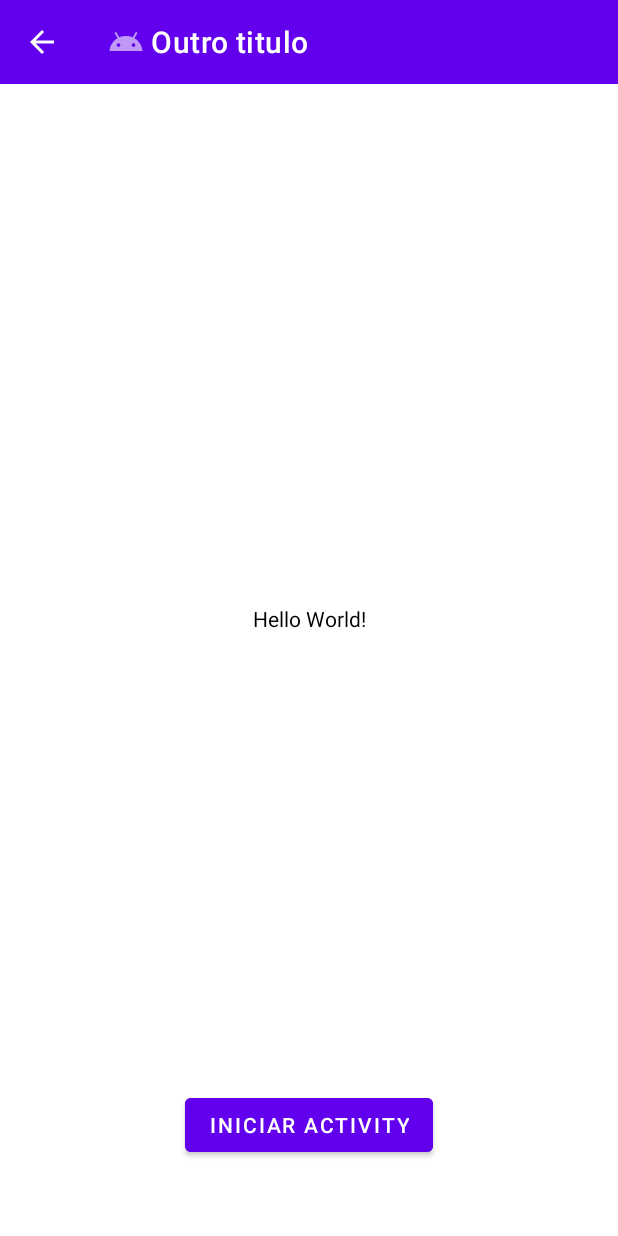
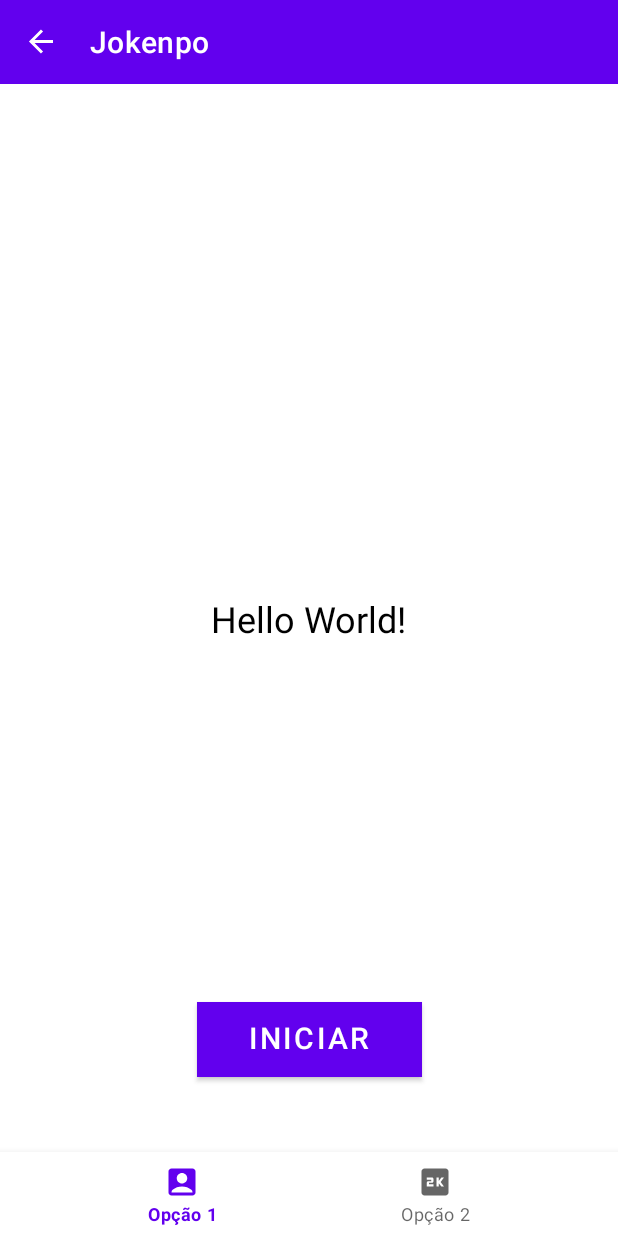
Before and after one commit to Jusouza/JokenpoModule11, an Android app: the screen it shows after launch (MainActivity), on a phone screen of 412 x 824 dp. Run offline under Robolectric (Android 15) with nearby library versions, the phone set to English and light mode, and no system bars; our stand-ins replace navigation-ui.

Commit message:
Parte 1 - refactoring code to use fragment and navigations

```diff
--- /dev/null
+++ b/app/src/main/java/com/example/jokenpo_module11/HomeFragment.kt
@@ -0,0 +1,28 @@
+package com.example.jokenpo_module11
+
+import android.os.Bundle
+import android.view.LayoutInflater
+import android.view.View
+import android.view.ViewGroup
+import androidx.fragment.app.Fragment
+import androidx.navigation.fragment.findNavController
+import com.example.jokenpo_module11.databinding.FragmentHomeBinding
+
+class HomeFragment : Fragment() {
+
+    override fun onCreateView(
+        inflater: LayoutInflater,
+        container: ViewGroup?,
+        savedInstanceState: Bundle?
+    ): View? {
+        val binding = FragmentHomeBinding.inflate(inflater, container, false)
+
+       binding.btnStartActivity.setOnClickListener {
+            val action = HomeFragmentDirections.actionHomeFragmentToGameNav2()
+           findNavController().navigate(action)
+        }
+
+        return binding.root
+    }
+
+}
--- a/app/src/main/java/com/example/jokenpo_module11/MainActivity.kt
+++ b/app/src/main/java/com/example/jokenpo_module11/MainActivity.kt
@@ -1,41 +1,111 @@
 package com.example.jokenpo_module11
 
-import android.content.Intent
+import androidx.appcompat.app.AppCompatActivity
 import android.os.Bundle
-import androidx.appcompat.app.AppCompatActivity
+import android.view.Menu
+import android.view.MenuItem
+import androidx.core.view.GravityCompat
+import androidx.drawerlayout.widget.DrawerLayout
+import androidx.navigation.NavController
+import androidx.navigation.fragment.NavHostFragment
+import androidx.navigation.ui.AppBarConfiguration
+import androidx.navigation.ui.setupActionBarWithNavController
+import androidx.navigation.ui.setupWithNavController
 import com.example.jokenpo_module11.databinding.ActivityMainBinding
+import com.google.android.material.bottomnavigation.BottomNavigationView
+import com.google.android.material.navigation.NavigationView
+import com.google.android.material.snackbar.Snackbar
 
 class MainActivity : AppCompatActivity() {
+
+    lateinit var drawer: DrawerLayout
+    lateinit var navDrawer: NavigationView
+    lateinit var bottomNav: BottomNavigationView
+    lateinit var navController: NavController
     override fun onCreate(savedInstanceState: Bundle?) {
         super.onCreate(savedInstanceState)
 
         val binding = ActivityMainBinding.inflate(layoutInflater)
-        val toolbar = binding.appBar
+        val toolbar = binding.appBar2
 
         setContentView(binding.root)
         setSupportActionBar(toolbar)
 
-        supportActionBar?.title = " Outro titulo"
-        supportActionBar?.setLogo(R.drawable.ic_logo)
-        supportActionBar?.setDisplayUseLogoEnabled(true)
-        supportActionBar?.setDisplayHomeAsUpEnabled(true)
+        drawer = binding.root
+        navDrawer = binding.navView
+        bottomNav = binding.bottomNav
 
-        val activity2Intent = Intent(this, MainActivity2::class.java)
-        intent.putExtra("name", "Juliana")
-        intent.putExtra("age", 23)
+        val navHostFragment = supportFragmentManager.findFragmentById(R.id.fragmentContainerView) as NavHostFragment
+        navController = navHostFragment.navController
 
-     val sendIntent = Intent()
-        sendIntent.action = Intent.ACTION_SEND
-        sendIntent.putExtra(Intent.EXTRA_TEXT, "Minha mensagem")
-        sendIntent.type = "text/plain"
+        val appBarConfiguration = AppBarConfiguration(setOf(R.id.playerFragment, R.id.resultFragment), drawer)
 
-        binding.btnStartActivity.setOnClickListener {
-            startActivity(activity2Intent)
+        setupActionBarWithNavController(navController, appBarConfiguration)
+
+        navDrawer.setupWithNavController(navController)
+
+        setupBottomNavigation()
+    }
+
+    private fun setupBottomNavigation() {
+        bottomNav.setOnItemSelectedListener { menuItem ->
+            when (menuItem.itemId) {
+                R.id.bottom_option_1 -> {
+                    Snackbar.make(
+                        drawer,
+                        getString(R.string.bottom_nav_title_1),
+                        Snackbar.LENGTH_SHORT
+                    ).show()
+                    true
+                }
+
+                R.id.bottom_option_2 -> {
+                    Snackbar.make(
+                        drawer,
+                        getString(R.string.bottom_nav_title_2),
+                        Snackbar.LENGTH_SHORT
+                    ).show()
+                    true
+                }
+
+                else -> false
+            }
+
         }
     }
-
-  override  fun onSupportNavigateUp(): Boolean {
-        onBackPressed()
+    override fun onSupportNavigateUp(): Boolean {
+        drawer.openDrawer(GravityCompat.START)
         return true
     }
+
+//    override fun onCreateOptionsMenu(menu: Menu?): Boolean {
+//        menuInflater.inflate(R.menu.second_screen_menu, menu)
+//        return true
+//    }
+
+//    override fun onOptionsItemSelected(item: MenuItem): Boolean {
+//        return when (item.itemId) {
+//            R.id.menu_save -> {
+//                Snackbar.make(
+//                    this,
+//                    drawer,
+//                    getString(R.string.menu_save_title),
+//                    Snackbar.LENGTH_SHORT
+//                ).show()
+//                true
+//            }
+//
+//            R.id.menu_settings -> {
+//                Snackbar.make(
+//                    this,
+//                    drawer,
+//                    getString(R.string.menu_settings_title),
+//                    Snackbar.LENGTH_SHORT
+//                ).show()
+//                true
+//            }
+//
+//            else -> false
+//        }
+    //}
 }
--- a/app/src/main/res/layout/activity_main.xml
+++ b/app/src/main/res/layout/activity_main.xml
@@ -1,44 +1,65 @@
 <?xml version="1.0" encoding="utf-8"?>
-<androidx.constraintlayout.widget.ConstraintLayout xmlns:android="http://schemas.android.com/apk/res/android"
+<androidx.drawerlayout.widget.DrawerLayout xmlns:android="http://schemas.android.com/apk/res/android"
     xmlns:app="http://schemas.android.com/apk/res-auto"
     xmlns:tools="http://schemas.android.com/tools"
     android:layout_width="match_parent"
     android:layout_height="match_parent"
+    tools:openDrawer="start"
     android:background="@color/design_default_color_background"
     tools:context=".MainActivity">
 
-    <TextView
-        android:id="@+id/textView"
-        android:layout_width="wrap_content"
-        android:layout_height="wrap_content"
-        android:text="Hello World!"
-        android:textColor="@color/design_default_color_on_secondary"
-        app:layout_constraintBottom_toBottomOf="parent"
+    <androidx.constraintlayout.widget.ConstraintLayout
+        android:layout_width="match_parent"
+        android:layout_height="match_parent"
+        app:layout_constraintBottom_toBottomOf="@+id/navigationView"
         app:layout_constraintEnd_toEndOf="parent"
         app:layout_constraintStart_toStartOf="parent"
-        app:layout_constraintTop_toTopOf="parent" />
-
-    <Button
-        android:id="@+id/btnStartActivity"
-        android:layout_width="wrap_content"
-        android:layout_height="wrap_content"
-        android:layout_marginBottom="50dp"
-        android:backgroundTint="@color/design_default_color_primary"
-        android:text="@string/button_title"
-        app:layout_constraintBottom_toBottomOf="parent"
-        app:layout_constraintEnd_toEndOf="parent"
-        app:layout_constraintStart_toStartOf="parent" />
+        app:layout_constraintTop_toTopOf="@+id/navigationView">
 
         <androidx.appcompat.widget.Toolbar
-        android:id="@+id/appBar"
+            android:id="@+id/appBar2"
             android:layout_width="0dp"
             android:layout_height="wrap_content"
             android:background="@color/design_default_color_primary"
             android:minHeight="?attr/actionBarSize"
             android:theme="?attr/actionBarTheme"
+            app:contentInsetStart="0dp"
+            app:contentInsetStartWithNavigation="0dp"
+            app:layout_constraintEnd_toEndOf="parent"
+            app:layout_constraintHorizontal_bias="0.0"
+            app:layout_constraintStart_toStartOf="parent"
+            app:layout_constraintTop_toTopOf="parent" />
+
+        <androidx.fragment.app.FragmentContainerView
+            android:id="@+id/fragmentContainerView"
+            android:name="androidx.navigation.fragment.NavHostFragment"
+            android:layout_width="match_parent"
+            android:layout_height="0dp"
+            app:defaultNavHost="true"
+            app:layout_constraintBottom_toTopOf="@+id/bottomNav"
             app:layout_constraintEnd_toEndOf="parent"
             app:layout_constraintStart_toStartOf="parent"
-        app:layout_constraintTop_toTopOf="parent"
-        app:title="Minha AppBar" />
+            app:layout_constraintTop_toBottomOf="@+id/appBar2"
+            app:navGraph="@navigation/jokenpo_nav" />
+
+        <com.google.android.material.bottomnavigation.BottomNavigationView
+            android:id="@+id/bottomNav"
+            android:layout_width="match_parent"
+            android:layout_height="56dp"
+            app:layout_constraintBottom_toBottomOf="parent"
+            app:layout_constraintEnd_toEndOf="parent"
+            app:layout_constraintStart_toStartOf="parent"
+            app:menu="@menu/bottom_nav_menu" />
 
     </androidx.constraintlayout.widget.ConstraintLayout>
+
+
+    <com.google.android.material.navigation.NavigationView
+        android:id="@+id/navView"
+        android:layout_width="match_parent"
+        android:layout_height="match_parent"
+        android:layout_gravity="start"
+        app:headerLayout="@layout/menu_header"
+        app:menu="@menu/drawer_menu"
+        tools:visibility="gone" />
+</androidx.drawerlayout.widget.DrawerLayout>
--- /dev/null
+++ b/app/src/main/res/layout/fragment_home.xml
@@ -0,0 +1,35 @@
+<?xml version="1.0" encoding="utf-8"?>
+<androidx.constraintlayout.widget.ConstraintLayout xmlns:android="http://schemas.android.com/apk/res/android"
+    xmlns:app="http://schemas.android.com/apk/res-auto"
+    xmlns:tools="http://schemas.android.com/tools"
+    android:layout_width="match_parent"
+    android:layout_height="match_parent"
+    android:background="@color/design_default_color_background"
+    tools:context=".HomeFragment">
+
+    <TextView
+        android:id="@+id/textView"
+        android:layout_width="wrap_content"
+        android:layout_height="wrap_content"
+        android:text="Hello World!"
+        android:textSize="24sp"
+        android:textColor="@color/design_default_color_on_secondary"
+        app:layout_constraintBottom_toBottomOf="parent"
+        app:layout_constraintEnd_toEndOf="parent"
+        app:layout_constraintStart_toStartOf="parent"
+        app:layout_constraintTop_toTopOf="parent" />
+
+    <Button
+        android:id="@+id/btnStartActivity"
+        android:layout_width="150dp"
+        android:layout_height="50dp"
+        android:layout_marginBottom="50dp"
+        android:background="@color/design_default_color_primary"
+        android:text="@string/button_title"
+        android:textSize="20sp"
+        android:textAlignment="center"
+        app:layout_constraintBottom_toBottomOf="parent"
+        app:layout_constraintEnd_toEndOf="parent"
+        app:layout_constraintStart_toStartOf="parent" />
+
+</androidx.constraintlayout.widget.ConstraintLayout>
--- a/app/src/main/res/menu/drawer_menu.xml
+++ b/app/src/main/res/menu/drawer_menu.xml
@@ -1,7 +1,7 @@
 <?xml version="1.0" encoding="utf-8"?>
 <menu xmlns:android="http://schemas.android.com/apk/res/android">
     <item
-        android:id="@+id/drawer_home"
+        android:id="@+id/homeFragment"
         android:icon="@drawable/ic_home"
         android:title="@string/drawer_home_title"/>
 </menu>
--- /dev/null
+++ b/app/src/main/res/navigation/jokenpo_nav.xml
@@ -0,0 +1,30 @@
+<?xml version="1.0" encoding="utf-8"?>
+<navigation xmlns:android="http://schemas.android.com/apk/res/android"
+    xmlns:app="http://schemas.android.com/apk/res-auto"
+    xmlns:tools="http://schemas.android.com/tools"
+    android:id="@+id/jokenpo_nav"
+    app:startDestination="@id/homeFragment">
+
+    <fragment
+        android:id="@+id/homeFragment"
+        android:name="com.example.jokenpo_module11.HomeFragment"
+        android:label="Jokenpo"
+        tools:layout="@layout/fragment_home">
+        <action
+            android:id="@+id/action_homeFragment_to_game_nav2"
+            app:destination="@id/game_nav" />
+    </fragment>
+    <navigation android:id="@+id/game_nav"
+        app:startDestination="@id/resultFragment">
+        <fragment
+            android:id="@+id/resultFragment"
+            android:name="com.example.jokenpo_module11.ResultFragment"
+            android:label="Result"
+            tools:layout="@layout/fragment_result" />
+        <fragment
+            android:id="@+id/playerFragment"
+            android:name="com.example.jokenpo_module11.PlayerFragment"
+            android:label="Player"
+            tools:layout="@layout/fragment_player" />
+    </navigation>
+</navigation>
```
Also changed, not shown: app/build.gradle.kts (+8 -1 lines), app/src/main/AndroidManifest.xml (+2 -13 lines), app/src/main/java/com/example/jokenpo_module11/MainActivity2.kt (deleted, +0 -119 lines), app/src/main/java/com/example/jokenpo_module11/PlayerFragment.kt (added, +18 -0 lines), app/src/main/java/com/example/jokenpo_module11/ResultFragment.kt (added, +17 -0 lines), app/src/main/res/layout/activity_main2.xml (deleted, +0 -59 lines), app/src/main/res/layout/fragment_player.xml (added, +14 -0 lines), app/src/main/res/layout/fragment_result.xml (added, +14 -0 lines), app/src/main/res/values/strings.xml (+7 -6 lines), build.gradle.kts (+7 -0 lines). Lines whose indentation alone changed are shown as unchanged.
